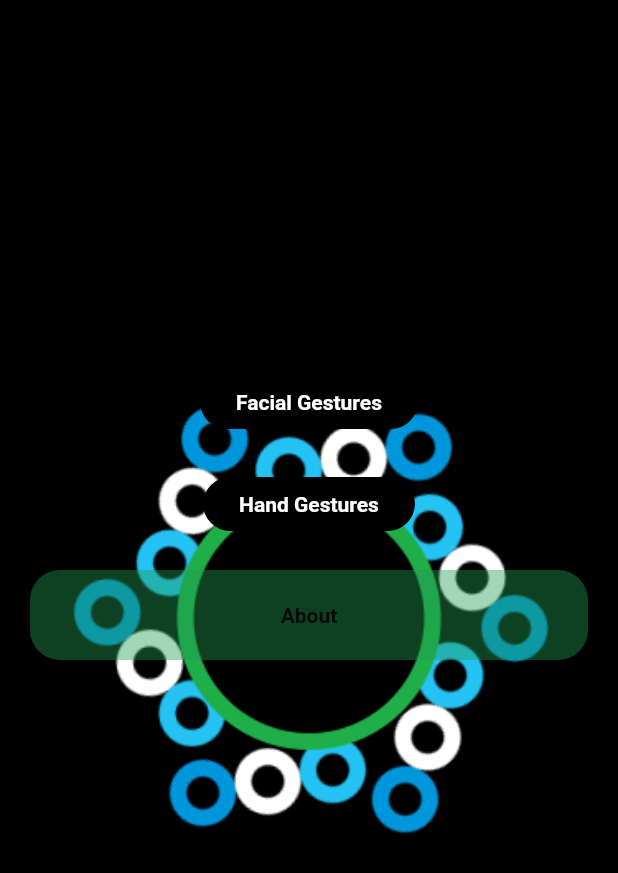
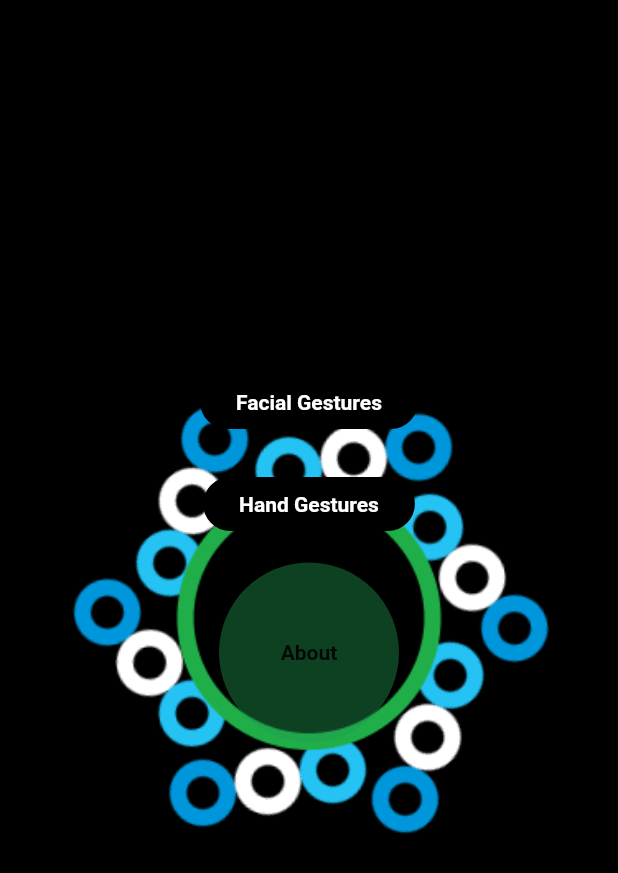
Before and after one commit to xiakshay/Emotion-Recognition-System, a Flutter app: the screen it shows after launch, on a phone screen of 412 x 824 dp. Shown: the top 873 px of the screen. Run offline on Flutter 3.47's test engine with Material 2 defaults, Android fonts, the phone set to English and light mode, and no system bars; our stand-ins replace camera; missing offline and left inert: tflite.

Commit message:
rounded button in middle

```diff
--- a/App/hers/lib/screens/firstScreen.dart
+++ b/App/hers/lib/screens/firstScreen.dart
@@ -30,7 +30,7 @@ class _FirstScreen extends State<FirstScreen> {
                 left: 20, right: 20, top: 150, bottom: 80),
             // color: Colors.green,
             child: Column(
-              crossAxisAlignment: CrossAxisAlignment.start,
+              crossAxisAlignment: CrossAxisAlignment.center,
               children: [
                 Text(
                   "Hello, \nWelcome Back",
@@ -76,11 +76,11 @@ class _FirstScreen extends State<FirstScreen> {
                       ),
                     ),
                     const SizedBox(
-                      height: 20,
+                      height: 15,
                     ),
                     ButtonTheme(
-                      minWidth: double.infinity,
-                      height: 60.0,
+                      minWidth: 120.0,
+                      height: 120.0,
                       child: RaisedButton(
                         onPressed: () {
                           Navigator.push(
@@ -88,10 +88,10 @@ class _FirstScreen extends State<FirstScreen> {
                               MaterialPageRoute(
                                   builder: (context) => const ThirdScreen()));
                         },
-                        color: Color.fromARGB(106, 32, 156, 82),
+                        color: const Color.fromARGB(106, 32, 156, 82),
                         elevation: 0,
                         shape: RoundedRectangleBorder(
-                            borderRadius: BorderRadius.circular(20)),
+                            borderRadius: BorderRadius.circular(60)),
                         child: const Text(
                           "About",
                           style: TextStyle(
```
